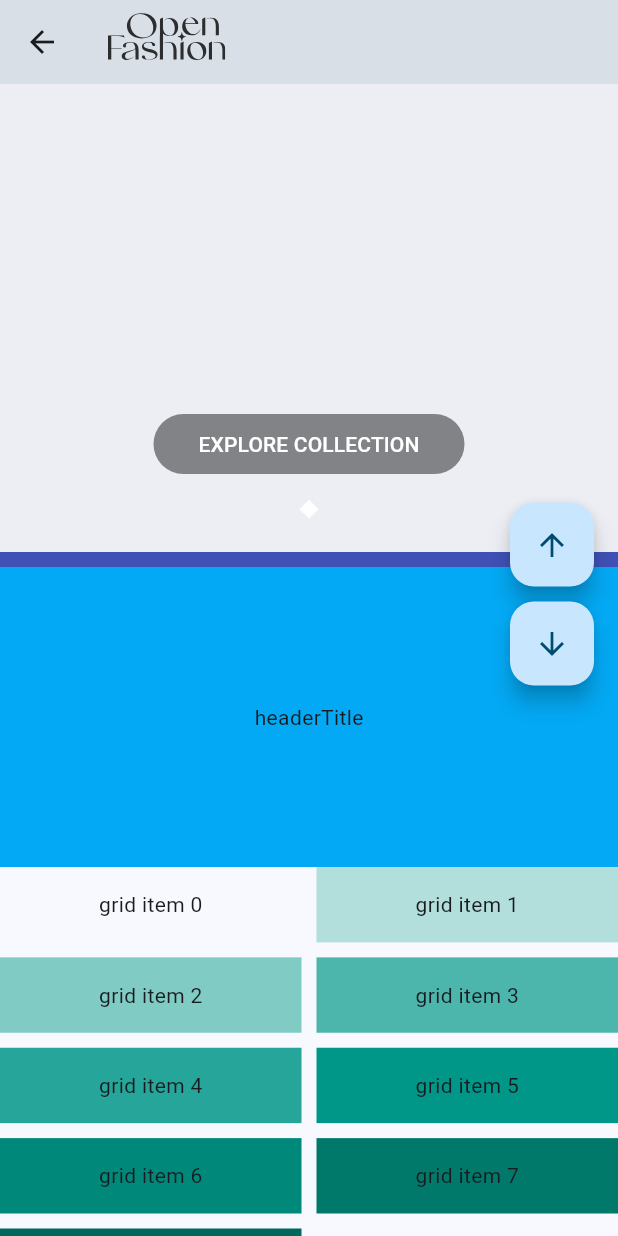
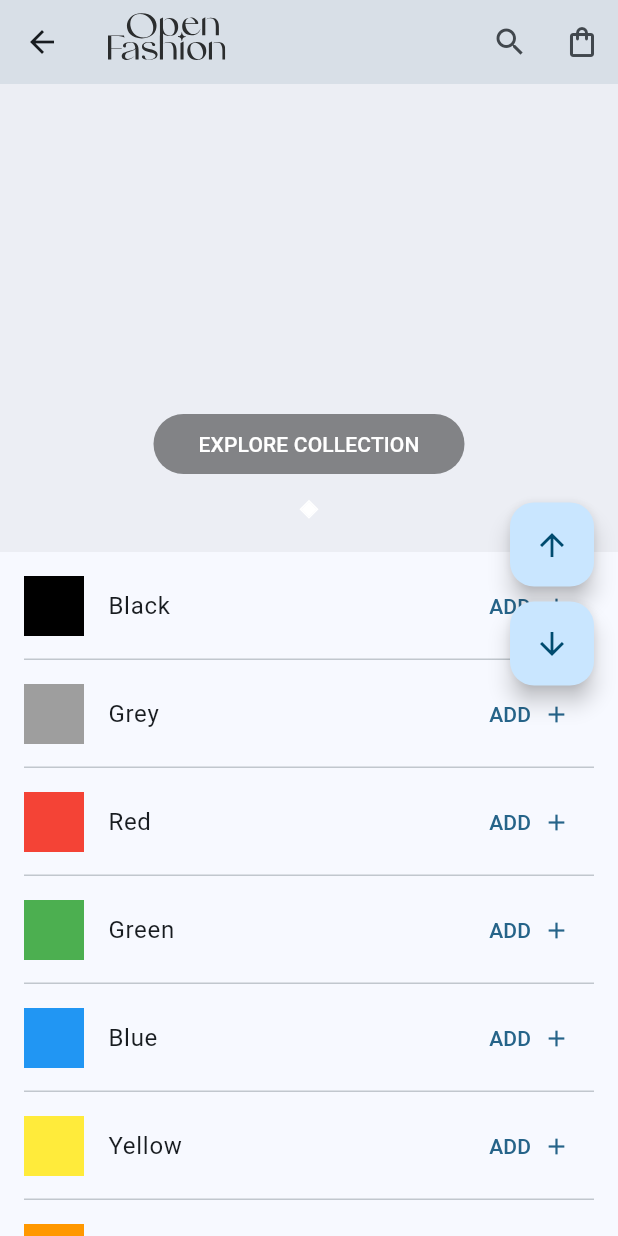
Before and after one commit to kiettrantuan/try-flutter, a Flutter app: the HomeScreenWithSliver screen opened by its route, scrolled down 576 dp, on a phone screen of 412 x 824 dp. Run offline on Flutter 3.47's test engine with Material 3 defaults, Android fonts, the phone set to English and light mode, and no system bars; drawn by our look-alikes of smooth_page_indicator; our stand-ins replace equatable, flutter_bloc, flutter_svg, go_router; network calls fail.

Commit message:
try bloc on simple cart

```diff
--- /dev/null
+++ b/lib/bloc/cart/cart_event.dart
@@ -0,0 +1,26 @@
+part of 'cart_bloc.dart';
+
+@immutable
+sealed class CartEvent {
+  const CartEvent();
+}
+
+final class AddItem extends CartEvent {
+  // cartItem instead of colorItem
+  final ColorItem item;
+  const AddItem({required this.item});
+}
+
+final class RemoveOne extends CartEvent {
+  final String id;
+  const RemoveOne(this.id);
+}
+
+final class RemoveAll extends CartEvent {
+  final String id;
+  const RemoveAll(this.id);
+}
+
+final class ClearCart extends CartEvent {
+  const ClearCart();
+}
--- /dev/null
+++ b/lib/bloc/cart/cart_state.dart
@@ -0,0 +1,12 @@
+part of 'cart_bloc.dart';
+
+class CartState extends Equatable {
+  final Map<String, CartItem> _items;
+
+  const CartState({required Map<String, CartItem> items}) : _items = items;
+
+  Map<String, CartItem> get items => Map.unmodifiable(_items);
+
+  @override
+  List<Object> get props => [_items];
+}
--- a/lib/main.dart
+++ b/lib/main.dart
@@ -1,5 +1,7 @@
+import 'package:f_shop_1/bloc/cart/cart_bloc.dart';
 import 'package:f_shop_1/view_models/cart_view_model.dart';
 import 'package:f_shop_1/views/cart/cart_screen.dart';
+import 'package:f_shop_1/views/cart/cart_screen_with_bloc.dart';
 import 'package:f_shop_1/views/home/home_screen.dart';
 import 'package:f_shop_1/views/home/home_screen_with_sliver.dart';
 import 'package:f_shop_1/views/login/login_screen.dart';
@@ -7,6 +9,7 @@ import 'package:f_shop_1/views/test/test_screen.dart';
 import 'package:f_shop_1/views/test/test_screen_2.dart';
 import 'package:f_shop_1/views/test/test_screen_3.dart';
 import 'package:flutter/material.dart';
+import 'package:flutter_bloc/flutter_bloc.dart';
 import 'package:go_router/go_router.dart';
 import 'package:provider/provider.dart';
 
@@ -46,7 +49,14 @@ final GoRouter _router = GoRouter(
             builder: (BuildContext context, GoRouterState state) {
               return HomeScreenWithSliver();
             },
+            routes: <RouteBase>[
+              GoRoute(
+                path: 'cart-with-bloc',
+                builder: (BuildContext context, GoRouterState state) {
+                  return const CartScreenWithBloc();
+                },
               ),
+            ]),
         GoRoute(
             path: 'test',
             builder: (BuildContext context, GoRouterState state) {
@@ -77,7 +87,9 @@ class MyApp extends StatelessWidget {
   // This widget is the root of your application.
   @override
   Widget build(BuildContext context) {
-    return MultiProvider(
+    return BlocProvider(
+      create: (_) => CartBloc(),
+      child: MultiProvider(
         providers: [ChangeNotifierProvider(create: (_) => CartViewModel())],
         child: MaterialApp.router(
           title: 'Open Fashion',
@@ -99,8 +111,10 @@ class MyApp extends StatelessWidget {
               useMaterial3: true,
               colorScheme:
                   ColorScheme.fromSeed(seedColor: const Color(0xFFE7EAEF)),
-            appBarTheme: const AppBarTheme(backgroundColor: Color(0xFFE7EAEF))),
+              appBarTheme:
+                  const AppBarTheme(backgroundColor: Color(0xFFE7EAEF))),
           routerConfig: _router,
+        ),
       ),
     );
   }
--- a/lib/views/home/home_screen_with_sliver.dart
+++ b/lib/views/home/home_screen_with_sliver.dart
@@ -1,10 +1,13 @@
 import 'dart:math';
 
+import 'package:f_shop_1/bloc/cart/cart_bloc.dart';
 import 'package:f_shop_1/view_models/banner_view_model.dart';
 import 'package:f_shop_1/views/home/widgets/home_banner_with_sliver.dart';
+import 'package:f_shop_1/views/home/widgets/home_colors_with_bloc.dart';
 import 'package:f_shop_1/widgets/clamp_top_scroll_view.dart';
 import 'package:flutter/material.dart';
 import 'package:flutter_svg/flutter_svg.dart';
+import 'package:go_router/go_router.dart';
 import 'package:provider/provider.dart';
 
 class HomeScreenWithSliver extends StatelessWidget {
@@ -51,6 +54,34 @@ class HomeScreenWithSliver extends StatelessWidget {
           flexibleSpace: FlexibleSpaceBar(
             title: SvgPicture.asset('assets/logo.svg'),
           ),
+          actions: [
+            IconButton(
+              iconSize: 24,
+              icon: const Icon(Icons.search),
+              onPressed: () {},
+            ),
+            IconButton(
+              iconSize: 24,
+              icon: const TotalItemBadge(),
+              // icon: BlocBuilder<CartBloc, CartState>(builder: (ctx, state) {
+              //   return Badge.count(
+              //       isLabelVisible: state.items.isNotEmpty,
+              //       count: state.items.length,
+              //       child: const Icon(Icons.shopping_bag_outlined));
+              // }),
+              // icon: Consumer<CartViewModel>(
+              //   builder: (_, cart, __) {
+              //     return Badge.count(
+              //         isLabelVisible: cart.cartItems.keys.isNotEmpty,
+              //         count: cart.cartItems.keys.length,
+              //         child: const Icon(Icons.shopping_bag_outlined));
+              //   },
+              // ),
+              onPressed: () {
+                context.go('/home-with-sliver/cart-with-bloc');
+              },
+            )
+          ],
           // leading: IconButton(
           //   iconSize: 24,
           //   icon: const Icon(Icons.menu),
@@ -74,11 +105,8 @@ class HomeScreenWithSliver extends StatelessWidget {
         ChangeNotifierProvider(
             create: (context) => BannerViewModel(),
             child: const HomeHeroWithSliver()),
-        SliverToBoxAdapter(
-          child: Container(
-            height: 10,
-            color: Colors.indigo,
-          ),
+        const SliverToBoxAdapter(
+          child: HomeColorsWithBloc(),
         ),
         SliverPersistentHeader(
             pinned: true,
@@ -221,3 +249,17 @@ class _SliverAppBarDelegate extends SliverPersistentHeaderDelegate {
         child != oldDelegate.child;
   }
 }
+
+class TotalItemBadge extends StatelessWidget {
+  const TotalItemBadge({super.key});
+
+  @override
+  Widget build(BuildContext context) {
+    int totalItem = context.select((CartBloc bloc) => bloc.state.items.length);
+    bool isVisible = totalItem > 0;
+    return Badge.count(
+        isLabelVisible: isVisible,
+        count: totalItem,
+        child: const Icon(Icons.shopping_bag_outlined));
+  }
+}
--- /dev/null
+++ b/lib/views/home/widgets/home_colors_with_bloc.dart
@@ -0,0 +1,61 @@
+import 'package:f_shop_1/bloc/cart/cart_bloc.dart';
+import 'package:f_shop_1/models/cart_item.dart';
+import 'package:flutter/material.dart';
+import 'package:flutter_bloc/flutter_bloc.dart';
+
+class HomeColorsWithBloc extends StatefulWidget {
+  const HomeColorsWithBloc({super.key});
+
+  @override
+  State<HomeColorsWithBloc> createState() => _HomeColorsState();
+}
+
+class _HomeColorsState extends State<HomeColorsWithBloc> {
+  @override
+  Widget build(BuildContext context) {
+    return Padding(
+      padding: const EdgeInsets.symmetric(horizontal: 16.0),
+      child: BlocBuilder<CartBloc, CartState>(
+        builder: (ctx, state) => Column(
+          children: [
+            ...ListTile.divideTiles(
+                context: context,
+                tiles: colorList.map((colorItem) {
+                  return ListTile(
+                    contentPadding: const EdgeInsets.symmetric(vertical: 8.0),
+                    leading: ColoredBox(
+                        color: colorItem.color,
+                        child: const SizedBox.square(
+                          dimension: 40,
+                        )),
+                    title: Text(colorItem.title),
+                    trailing: TextButton.icon(
+                      onPressed: () {
+                        ctx.read<CartBloc>().add(AddItem(item: colorItem));
+                      },
+                      label: Text(
+                          '${state.items[colorItem.id]?.quantity ?? 'ADD'}'),
+                      iconAlignment: IconAlignment.end,
+                      icon: const Icon(Icons.add),
+                    ),
+                  );
+                }))
+          ],
+        ),
+      ),
+    );
+  }
+}
+
+final List<ColorItem> colorList = [
+  ColorItem(id: "clr_black_001", title: "Black", color: Colors.black),
+  ColorItem(id: "clr_grey_002", title: "Grey", color: Colors.grey),
+  ColorItem(id: "clr_red_003", title: "Red", color: Colors.red),
+  ColorItem(id: "clr_green_004", title: "Green", color: Colors.green),
+  ColorItem(id: "clr_blue_005", title: "Blue", color: Colors.blue),
+  ColorItem(id: "clr_yellow_006", title: "Yellow", color: Colors.yellow),
+  ColorItem(id: "clr_orange_007", title: "Orange", color: Colors.orange),
+  ColorItem(id: "clr_purple_008", title: "Purple", color: Colors.purple),
+  ColorItem(id: "clr_pink_009", title: "Pink", color: Colors.pink),
+  ColorItem(id: "clr_brown_010", title: "Brown", color: Colors.brown),
+];
--- a/pubspec.yaml
+++ b/pubspec.yaml
@@ -40,6 +40,8 @@ dependencies:
   http: ^1.2.2
   provider: ^6.1.2
   go_router: ^14.4.1
+  flutter_bloc: ^8.1.6
+  equatable: ^2.0.5
 
 dev_dependencies:
   flutter_test:
```
Also changed, not shown: lib/bloc/cart/cart_bloc.dart (added, +67 -0 lines), lib/models/cart_item.dart (+7 -0 lines), lib/views/cart/cart_screen_with_bloc.dart (added, +145 -0 lines), pubspec.lock. Lines whose indentation alone changed are shown as unchanged.
